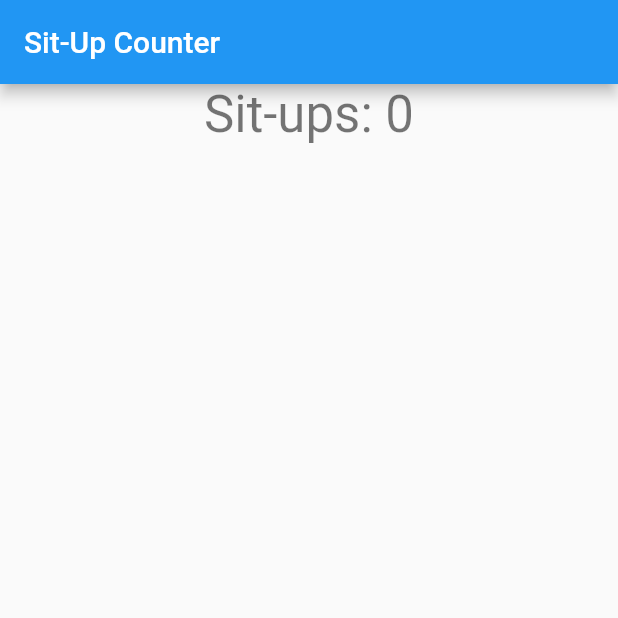
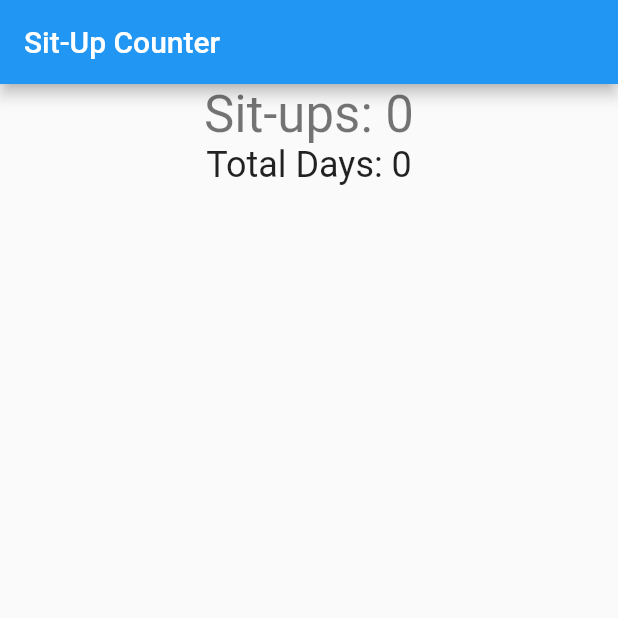
Before and after one commit to theMistletoe/only-one-sit-up, a Flutter app: the screen it shows after launch, on a phone screen of 412 x 824 dp, the top half of it. Run offline on Flutter 3.47's test engine with Material 2 defaults, Android fonts, the phone set to English and light mode, and no system bars; our stand-ins replace confetti, sensors_plus, sqflite, vibration; accounts and stored records are empty.

Commit message:
add total days

```diff
--- a/lib/main.dart
+++ b/lib/main.dart
@@ -46,6 +46,10 @@ class _MyHomePageState extends State<MyHomePage> {
   bool _isUserUp = false;
   bool _isInitialPosition = true;
   Map<String, int> _sitUpLog = {};
+
+  int getTotalDays() {
+    return _sitUpLog.keys.length;
+  }
 
   @override
   void initState() {
@@ -153,6 +157,10 @@ class _MyHomePageState extends State<MyHomePage> {
                   'Sit-ups: $_sitUpCount',
                   style: Theme.of(context).textTheme.headlineMedium,
                 ),
+                Text(
+                  'Total Days: ${getTotalDays()}',
+                  style: Theme.of(context).textTheme.headlineSmall,
+                ),
                 const SizedBox(height: 20),
                 if (_sitUpCount >= 1)
                   const Text(
```
